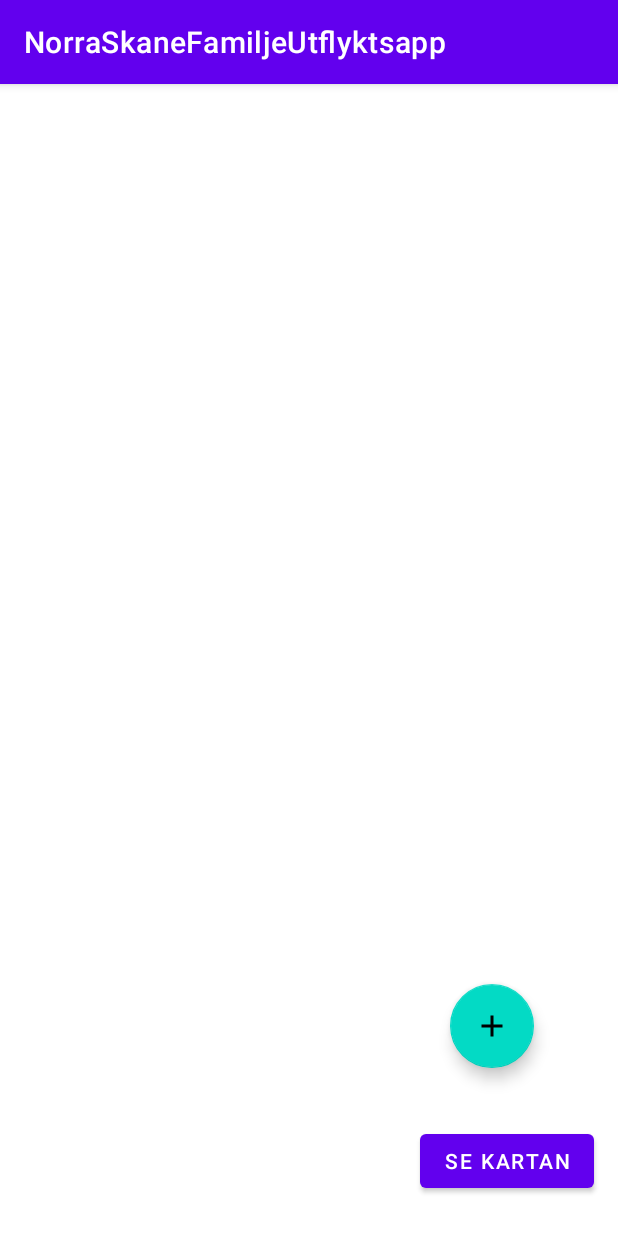
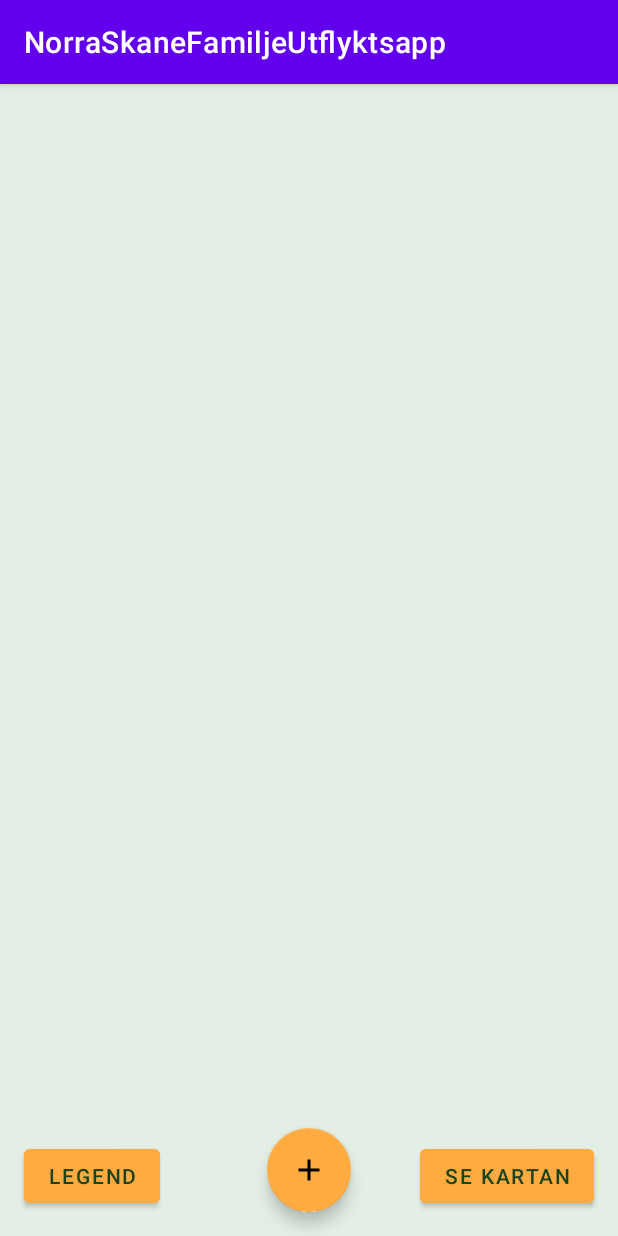
Before and after one commit to JuliaGloggPete/UtflyktstippsMedBarn, an Android app: the screen it shows after launch (DestinationsViewActivity), after a tap on "SKIP", on a phone screen of 412 x 824 dp. Run offline under Robolectric (Android 15) with nearby library versions, the phone set to English and light mode, and no system bars; our stand-ins replace Firebase (no records; nobody signed in at launch, a user with empty details on screens opened directly); Roboto replaces fonts that are not available here.

Commit message:
added that you need to log in and a lot of style, changed some spelling errors

```diff
--- a/app/src/main/java/com/example/norraskanefamiljeutflyktsapp/MainActivity.kt
+++ b/app/src/main/java/com/example/norraskanefamiljeutflyktsapp/MainActivity.kt
@@ -25,10 +25,10 @@ class MainActivity : AppCompatActivity() {
     lateinit var auth: FirebaseAuth
     lateinit var emailView: EditText
     lateinit var passwordView: EditText
-    lateinit var locationPovider: FusedLocationProviderClient
+    /*lateinit var locationPovider: FusedLocationProviderClient
     lateinit var locationRequest: LocationRequest
     lateinit var locationCallback: LocationCallback
-    private val REQUEST_LOCATION = 1
+    private val REQUEST_LOCATION = 1 */
     lateinit var skipBtn : Button
 
     // val placesList = mutableListOf<Places>()
@@ -37,7 +37,7 @@ class MainActivity : AppCompatActivity() {
         super.onCreate(savedInstanceState)
         setContentView(R.layout.activity_main)
 
-        locationPovider = LocationServices.getFusedLocationProviderClient(this)
+      /*  locationPovider = LocationServices.getFusedLocationProviderClient(this)
         locationRequest = LocationRequest.Builder(2000).build()
         locationCallback = object : LocationCallback() {
             override fun onLocationResult(locationsResult: LocationResult) {
@@ -48,14 +48,14 @@ class MainActivity : AppCompatActivity() {
 
             }
 
-        }
-        if (ActivityCompat.checkSelfPermission(this,
+        } */
+       /* if (ActivityCompat.checkSelfPermission(this,
                 android.Manifest.permission.ACCESS_FINE_LOCATION)
             != PackageManager.PERMISSION_GRANTED){
             ActivityCompat.requestPermissions(this,
                 arrayOf(android.Manifest.permission.ACCESS_FINE_LOCATION),
                 REQUEST_LOCATION)
-        }
+        } */
 
         auth = Firebase.auth
 
@@ -131,7 +131,7 @@ class MainActivity : AppCompatActivity() {
 
         val intent = Intent(this, DestinationsViewActivity::class.java)
 
-        intent.putExtra("Logged", loggedIn)
+        intent.putExtra("logged", loggedIn)
         startActivity(intent)
 
     }
@@ -224,7 +224,7 @@ class MainActivity : AppCompatActivity() {
 
     }
 
-    fun startLocationUpdates() {
+   /* fun startLocationUpdates() {
         if (ActivityCompat.checkSelfPermission(
                 this,
                 android.Manifest.permission.ACCESS_FINE_LOCATION) ==
@@ -255,7 +255,7 @@ class MainActivity : AppCompatActivity() {
 
 
         }
-    }
+    } */
 
 
 }
--- a/app/src/main/java/com/example/norraskanefamiljeutflyktsapp/MoreInfoActivity.kt
+++ b/app/src/main/java/com/example/norraskanefamiljeutflyktsapp/MoreInfoActivity.kt
@@ -48,7 +48,7 @@ lateinit var destinationImage : ImageView
             {
                 titleView.text =destination.title
                 descriptionView.text =destination.description
-                priceView.text = "Pris: "+destination.pris
+                priceView.text = "Pris: "+destination.price
                 durationView.text = "Uttflktslängt: "+destination.duration
                 adressView.text= "Adress: "+destination.adressStreetName+" "+destination.PostalCodeNVillage
                 homepageView.text = "Hemsida: "+destination.homepage
--- a/app/src/main/java/com/example/norraskanefamiljeutflyktsapp/Places.kt
+++ b/app/src/main/java/com/example/norraskanefamiljeutflyktsapp/Places.kt
@@ -1,8 +1,6 @@
 package com.example.norraskanefamiljeutflyktsapp
 
-import com.google.android.gms.maps.model.LatLng
 import com.google.firebase.firestore.DocumentId
-import com.google.firebase.firestore.GeoPoint
 
 
 data class Places(
@@ -29,8 +27,8 @@ data class Places(
     var duration: String? = null,
     var ageFrom : String? = null,
 
-    var pris: String? = null, //!!!!!! svenska
-    var öppetider: String? = null,// svenska
+    var price: String? = null,
+    var openHours: String? = null,
     var destinationImage: Int? = null,
     @DocumentId var documentId : String? = null,
     )
--- a/app/src/main/res/layout/activity_destinations_view.xml
+++ b/app/src/main/res/layout/activity_destinations_view.xml
@@ -4,6 +4,7 @@
     xmlns:tools="http://schemas.android.com/tools"
     android:layout_width="match_parent"
     android:layout_height="match_parent"
+    android:background="#23388E3C"
     tools:context=".DestinationsViewActivity">
 
     <androidx.recyclerview.widget.RecyclerView
@@ -18,37 +19,53 @@
         app:layout_constraintTop_toTopOf="parent"
         app:layout_constraintVertical_bias="1.0" />
 
+    <Button
+        android:id="@+id/btn_seeMap"
+        android:layout_width="wrap_content"
+        android:layout_height="wrap_content"
+        android:layout_marginEnd="16dp"
+        android:layout_marginBottom="16dp"
+        android:backgroundTint="#FFAB40"
+        android:text="Se kartan"
+        android:textColor="#1C431D"
+        app:layout_constraintBottom_toBottomOf="parent"
+        app:layout_constraintEnd_toEndOf="parent" />
+
     <com.google.android.material.floatingactionbutton.FloatingActionButton
         android:id="@+id/floatingActionButton2"
         android:layout_width="wrap_content"
         android:layout_height="wrap_content"
-        android:layout_marginStart="300dp"
-        android:layout_marginBottom="112dp"
+        android:layout_marginBottom="16dp"
         android:clickable="true"
+        app:backgroundTint="#FFAB40"
         app:layout_constraintBottom_toBottomOf="parent"
+        app:layout_constraintEnd_toEndOf="parent"
         app:layout_constraintStart_toStartOf="parent"
         app:srcCompat="@drawable/ic_baseline_add_24"
         tools:ignore="SpeakableTextPresentCheck" />
 
-    <Button
-        android:id="@+id/btn_seeMap"
-        android:layout_width="wrap_content"
-        android:layout_height="wrap_content"
-        android:layout_marginTop="8dp"
-        android:layout_marginEnd="16dp"
-        android:text="Se kartan"
-        app:layout_constraintEnd_toEndOf="parent"
-        app:layout_constraintTop_toBottomOf="@+id/recyclerView" />
-
     <FrameLayout
         android:id="@+id/container"
-        android:layout_width="412dp"
-        android:layout_height="731dp"
-        app:layout_constraintBottom_toBottomOf="parent"
+        android:layout_width="431dp"
+        android:layout_height="658dp"
+        android:layout_marginBottom="16dp"
+        app:layout_constraintBottom_toTopOf="@+id/btn_seeMap"
         app:layout_constraintEnd_toEndOf="parent"
-        app:layout_constraintHorizontal_bias="0.0"
-        app:layout_constraintStart_toStartOf="parent">
+        app:layout_constraintStart_toStartOf="parent"
+        app:layout_constraintTop_toTopOf="parent">
 
     </FrameLayout>
 
+    <Button
+        android:id="@+id/btn_legend"
+        android:layout_width="wrap_content"
+        android:layout_height="wrap_content"
+        android:layout_marginStart="16dp"
+        android:layout_marginBottom="16dp"
+        android:backgroundTint="#FFAB40"
+        android:text="Legend"
+        android:textColor="#1C431D"
+        app:layout_constraintBottom_toBottomOf="parent"
+        app:layout_constraintStart_toStartOf="parent" />
+
 </androidx.constraintlayout.widget.ConstraintLayout>
--- a/app/src/main/res/layout/activity_more_info.xml
+++ b/app/src/main/res/layout/activity_more_info.xml
@@ -4,6 +4,7 @@
     xmlns:tools="http://schemas.android.com/tools"
     android:layout_width="match_parent"
     android:layout_height="match_parent"
+    android:background="#23388E3C"
     android:isScrollContainer="false"
     android:scrollbars="horizontal"
     app:layout_scrollFlags="scroll"
@@ -14,6 +15,8 @@
         android:layout_width="wrap_content"
         android:layout_height="wrap_content"
         android:layout_marginBottom="16dp"
+        android:backgroundTint="#FFAB40"
+        android:textColor="#1C431D"
         android:text="tillbaka"
         app:layout_constraintBottom_toBottomOf="parent"
         app:layout_constraintEnd_toEndOf="parent"
--- a/app/src/main/res/layout/activity_test_scroll_down_add.xml
+++ b/app/src/main/res/layout/activity_test_scroll_down_add.xml
@@ -4,6 +4,7 @@
     xmlns:tools="http://schemas.android.com/tools"
     android:layout_width="match_parent"
     android:layout_height="wrap_content"
+    android:background="#23388E3C"
     android:scrollbars="horizontal|vertical"
     android:verticalScrollbarPosition="right"
     tools:context=".TestScrollDownAdd"
@@ -275,6 +276,8 @@
                 android:id="@+id/btn_add"
                 android:layout_width="match_parent"
                 android:layout_height="match_parent"
+                android:backgroundTint="#FFAB40"
+                android:textColor="#1C431D"
                 android:layout_marginStart="16dp"
                 android:layout_marginTop="16dp"
                 android:layout_marginEnd="16dp"
@@ -284,6 +287,8 @@
                 android:id="@+id/btn_cancel"
                 android:layout_width="match_parent"
                 android:layout_height="wrap_content"
+                android:backgroundTint="#FFAB40"
+                android:textColor="#1C431D"
                 android:layout_marginStart="16dp"
                 android:layout_marginTop="16dp"
                 android:layout_marginEnd="16dp"
--- a/app/src/main/res/layout/list_item_destination.xml
+++ b/app/src/main/res/layout/list_item_destination.xml
@@ -12,6 +12,8 @@
         android:layout_marginStart="32dp"
         android:layout_marginTop="25dp"
         android:text="TextView"
+        android:textSize="20sp"
+        android:textStyle="bold"
         app:layout_constraintStart_toStartOf="parent"
         app:layout_constraintTop_toTopOf="parent" />
 
@@ -31,7 +33,7 @@
         android:id="@+id/imageView"
         android:layout_width="150dp"
         android:layout_height="150dp"
-        android:layout_marginTop="16dp"
+        android:layout_marginTop="25dp"
         android:layout_marginEnd="16dp"
         app:layout_constraintEnd_toEndOf="parent"
         app:layout_constraintTop_toTopOf="parent"
@@ -128,4 +130,5 @@
         app:layout_constraintBottom_toTopOf="@+id/txtv_rclv_agerec"
         app:layout_constraintStart_toEndOf="@+id/iv_attribute1"
         tools:srcCompat="@tools:sample/avatars" />
+
 </androidx.constraintlayout.widget.ConstraintLayout>
```
Also changed, not shown: app/src/main/java/com/example/norraskanefamiljeutflyktsapp/DestinationsViewActivity.kt (+20 -1 lines), app/src/main/java/com/example/norraskanefamiljeutflyktsapp/TestScrollDownAdd.kt (+95 -3 lines), app/src/main/res/layout/activity_main.xml (+23 -21 lines), 1 other file.
